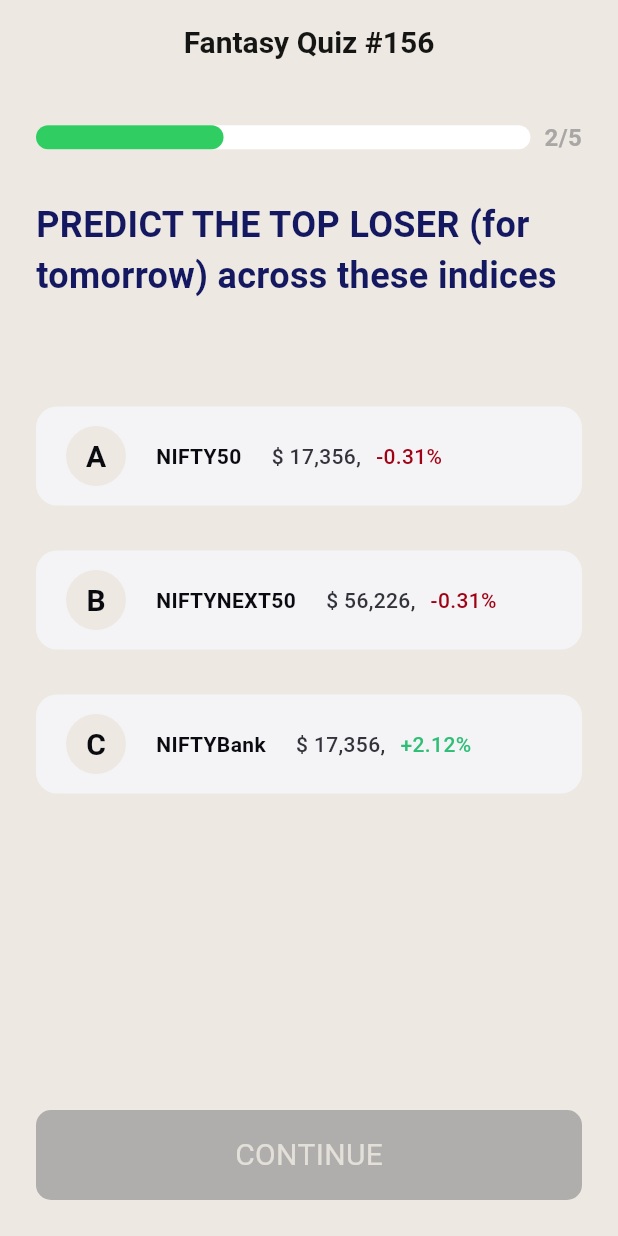
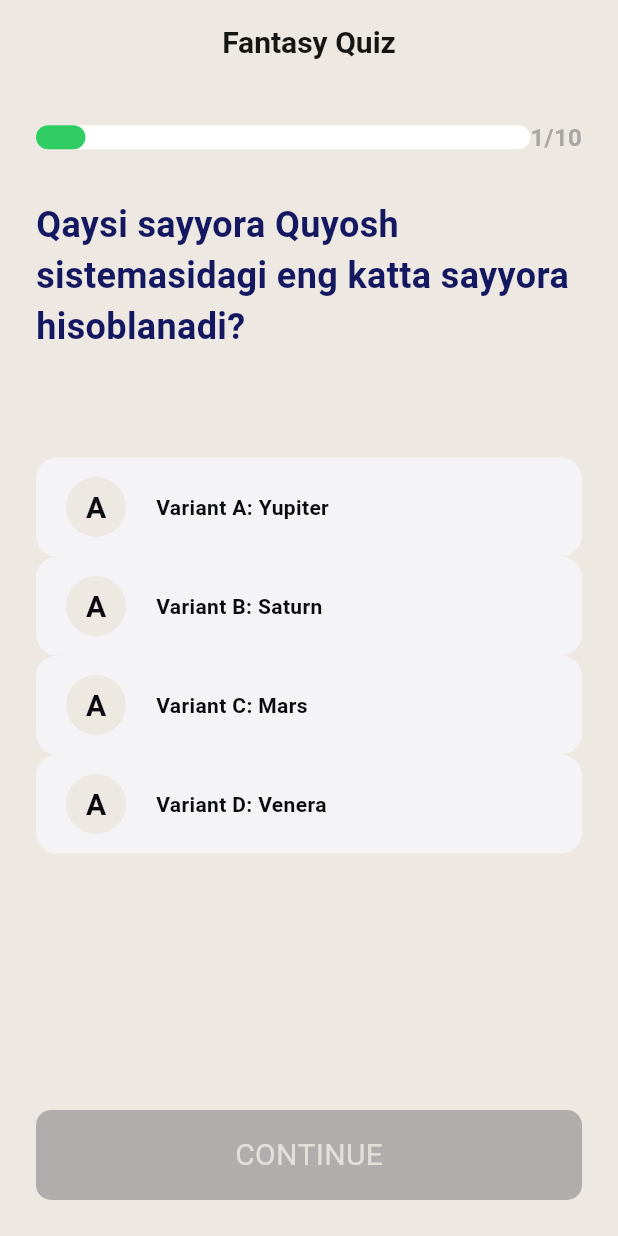
Before and after one commit to AbdurahmonAbdurasul/fantasy_quiz, a Flutter app: the screen it shows after launch, on a phone screen of 412 x 824 dp. Run offline on Flutter 3.47's test engine with Material 3 defaults, Android fonts, the light colour scheme and no system bars.

Commit message:
added new features

```diff
--- /dev/null
+++ b/lib/data/source/question_sources.dart
@@ -0,0 +1,98 @@
+abstract class QuestionSources {
+  static List<Map<String, dynamic>> data = [
+    {
+      "question":
+      "Qaysi sayyora Quyosh sistemasidagi eng katta sayyora hisoblanadi?",
+      "answers": [
+        "Variant A: Yupiter",
+        "Variant B: Saturn",
+        "Variant C: Mars",
+        "Variant D: Venera"
+      ]
+    },
+    {
+      "question": "Dunyodagi eng uzun daryo qaysi?",
+      "answers": [
+        "Variant A: Nil",
+        "Variant B: Amazonka",
+        "Variant C: Missisipi",
+        "Variant D: Dunay"
+      ]
+    },
+    {
+      "question": "Inson tanasidagi eng katta organ qaysi?",
+      "answers": [
+        "Variant A: Jigar",
+        "Variant B: Teri",
+        "Variant C: Yurak",
+        "Variant D: Miya"
+      ]
+    },
+    {
+      "question":
+      "Qaysi metall elektr o'tkazuvchanligi bo‘yicha eng yuqori ko‘rsatkichga ega?",
+      "answers": [
+        "Variant A: Kumush",
+        "Variant B: Oltin",
+        "Variant C: Alyuminiy",
+        "Variant D: Mis"
+      ]
+    },
+    {
+      "question": "Dunyodagi eng chuqur ko'l qaysi?",
+      "answers": [
+        "Variant A: Baykal",
+        "Variant B: Kaspiy",
+        "Variant C: Michigan",
+        "Variant D: Tanganika"
+      ]
+    },
+    {
+      "question": "Eng katta sutemizuvchi hayvon qaysi?",
+      "answers": [
+        "Variant A: Ko‘k kit",
+        "Variant B: Fil",
+        "Variant C: Kashalot",
+        "Variant D: Begemot"
+      ]
+    },
+    {
+      "question": "Eng tez yuguradigan hayvon qaysi?",
+      "answers": [
+        "Variant A: Gepard",
+        "Variant B: Arslon",
+        "Variant C: Tulpor",
+        "Variant D: Bo‘ri"
+      ]
+    },
+    {
+      "question": "Dunyodagi eng katta cho'l qaysi?",
+      "answers": [
+        "Variant A: Antarktida",
+        "Variant B: Sahara",
+        "Variant C: Gobi",
+        "Variant D: Kalahari"
+      ]
+    },
+    {
+      "question": "Qaysi shahar eng ko‘p aholiga ega?",
+      "answers": [
+        "Variant A: Tokio",
+        "Variant B: Nyu-York",
+        "Variant C: Shanxay",
+        "Variant D: Dehli"
+      ]
+    },
+    {
+      "question":
+      "Qaysi element Mendeleyev jadvalining birinchi elementi hisoblanadi?",
+      "answers": [
+        "Variant A: Vodorod",
+        "Variant B: Kislorod",
+        "Variant C: Uglerod",
+        "Variant D: Azot"
+      ]
+    }
+  ];
+  static List<int> correctAnswers = [0, 0, 1, 0, 0, 0, 0, 0, 0, 0];
+}
--- a/lib/pages/quiz_page.dart
+++ b/lib/pages/quiz_page.dart
@@ -1,3 +1,4 @@
+import 'package:fantacy_quiz/data/source/question_sources.dart';
 import 'package:fantacy_quiz/pages/result_page.dart';
 import 'package:fantacy_quiz/widgets/custom_test.dart';
 import 'package:flutter/material.dart';
@@ -10,8 +11,19 @@
 }
 
 class _QuizPageState extends State<QuizPage> {
+  late List<Map<String, dynamic>> data;
+  int currentIndex = 0;
+  List<int> anwers = [];
+
+  @override
+  void initState() {
+    _initData();
+    super.initState();
+  }
+
   @override
   Widget build(BuildContext context) {
+    final overallSize = MediaQuery.of(context).size.width * 0.8;
     return Scaffold(
       backgroundColor: const Color(0xFFEDE8E2),
       appBar: AppBar(
@@ -21,7 +33,7 @@
         automaticallyImplyLeading: false,
         centerTitle: true,
         title: const Text(
-          "Fantasy Quiz #156",
+          "Fantasy Quiz",
           style: TextStyle(
               fontSize: 20,
               fontWeight: FontWeight.bold,
@@ -39,16 +51,17 @@
                   child: Stack(
                     children: [
                       Container(
-                        width: MediaQuery.of(context).size.width * 0.8,
+                        width: overallSize,
                         height: 16,
                         decoration: BoxDecoration(
                           color: const Color(0xFFFFFFFF),
                           borderRadius: BorderRadius.circular(16),
                         ),
                       ),
-                      Container(
-                        width: 125,
+                      AnimatedContainer(
+                        width: overallSize * ((currentIndex + 1) / data.length),
                         height: 16,
+                        duration: const Duration(milliseconds: 500),
                         decoration: BoxDecoration(
                           color: const Color(0xFF30CD63),
                           borderRadius: BorderRadius.circular(16),
@@ -57,9 +70,9 @@
                     ],
                   ),
                 ),
-                const Text(
-                  "2/5",
-                  style: TextStyle(
+                Text(
+                  "${(currentIndex + 1)}/${data.length}",
+                  style: const TextStyle(
                       fontSize: 16,
                       color: Color(0xFFA9A7A5),
                       fontWeight: FontWeight.bold),
@@ -67,40 +80,50 @@
               ],
             ),
             const SizedBox(height: 30),
-            const Text(
-              "PREDICT THE TOP LOSER (for tomorrow) across these indices",
-              style: TextStyle(
+            Text(
+              data[currentIndex]["question"],
+              style: const TextStyle(
                 fontSize: 24,
                 fontWeight: FontWeight.bold,
                 color: Color(0xFF141860),
               ),
             ),
             const SizedBox(height: 70),
-            const CustomTest(
-              testLetter: "A",
-              title: "NIFTY50",
-              price: "\$ 17,356,",
-              percentage: "-0.31%",
-            ),
-            const SizedBox(height: 30),
-            const CustomTest(
-              testLetter: "B",
-              title: "NIFTYNEXT50",
-              price: "\$ 56,226,",
-              percentage: "-0.31%",
-            ),
-            const SizedBox(height: 30),
-            const CustomTest(
-              testLetter: "C",
-              title: "NIFTYBank",
-              price: "\$ 17,356,",
-              percentage: "+2.12%",
-              percentageColor: true,
+            Column(
+              children: data[currentIndex]["answers"]
+                  .map<Widget>(
+                    (element) => CustomTest(
+                      testLetter: "A",
+                      title: element,
+                      onTap: () {
+                        if (anwers.length == currentIndex + 1) {
+                          anwers[currentIndex] =
+                              data[currentIndex]["answers"].indexOf(element);
+                        } else {
+                          final indexElement =
+                              data[currentIndex]["answers"].indexOf(element);
+                          anwers.insert(currentIndex, indexElement);
+                        }
+                        setState(() {});
+                      },
+                    ),
+                  )
+                  .toList(),
             ),
             const Spacer(),
             InkWell(
-              onTap: () => Navigator.of(context).push(
-                  MaterialPageRoute(builder: (context) => const ResultPage())),
+              onTap: () {
+                if (anwers.length == currentIndex + 1) {
+                  if (currentIndex == data.length - 1) {
+                    Navigator.of(context).pushReplacement(MaterialPageRoute(
+                        builder: (context) =>
+                            ResultPage(selectedAnswers: anwers)));
+                    return;
+                  }
+                  currentIndex++;
+                  setState(() {});
+                }
+              },
               borderRadius: BorderRadius.circular(10),
               child: Container(
                 height: 60,
@@ -108,10 +131,16 @@
                 alignment: Alignment.center,
                 decoration: BoxDecoration(
                     borderRadius: BorderRadius.circular(10),
-                    color: const Color(0xFFB0AEAC)),
-                child: const Text(
+                    color: (anwers.length == currentIndex + 1)
+                        ? const Color(0xFF30CD63)
+                        : const Color(0xFFB0AEAC)),
+                child: Text(
                   "CONTINUE",
-                  style: TextStyle(color: Color(0xFFE3DFD9), fontSize: 20),
+                  style: TextStyle(
+                      color: (anwers.length == currentIndex + 1)
+                          ? Colors.white
+                          : const Color(0xFFE3DFD9),
+                      fontSize: 20),
                 ),
               ),
             )
@@ -120,4 +149,8 @@
       ),
     );
   }
+
+  _initData() {
+    data = QuestionSources.data;
+  }
 }
--- a/lib/pages/result_page.dart
+++ b/lib/pages/result_page.dart
@@ -1,9 +1,12 @@
+import 'package:fantacy_quiz/data/source/question_sources.dart';
 import 'package:fantacy_quiz/pages/quiz_page.dart';
 import 'package:fantacy_quiz/widgets/custom_result_container.dart';
 import 'package:flutter/material.dart';
 
 class ResultPage extends StatelessWidget {
-  const ResultPage({super.key});
+  final List<int> selectedAnswers;
+
+  const ResultPage({super.key, required this.selectedAnswers});
 
   @override
   Widget build(BuildContext context) {
@@ -24,16 +27,24 @@
             ),
             const SizedBox(height: 50),
             const Text(
-              "Results of Fantasy Quiz #156",
+              "Results of Fantasy Quiz",
               style: TextStyle(
                   fontSize: 24,
                   fontWeight: FontWeight.bold,
                   color: Color(0xFF24286A)),
             ),
             const SizedBox(height: 30),
-            const CustomResultContainer(icon: Icons.money, title: "SCORE GAINED", number: "120",),
+            CustomResultContainer(
+              icon: Icons.money,
+              title: "SCORE GAINED",
+              number: "${_calculateCorrectAnswers() * 4}",
+            ),
             const SizedBox(height: 4),
-            const CustomResultContainer(icon: Icons.done, title: "CORRECT PREDICTIONS", number: "4",),
+            CustomResultContainer(
+              icon: Icons.done,
+              title: "CORRECT PREDICTIONS",
+              number: "${_calculateCorrectAnswers()}",
+            ),
             const Spacer(),
             InkWell(
               onTap: () => Navigator.of(context).push(
@@ -52,12 +63,20 @@
                 ),
               ),
             )
-
-
-
           ],
         ),
       ),
     );
   }
+
+  int _calculateCorrectAnswers() {
+    int correctAnswers = 0;
+    final data = QuestionSources.correctAnswers;
+    for (int i = 0; i < data.length; i++) {
+      if (data[i] == selectedAnswers[i]) {
+        correctAnswers++;
+      }
+    }
+    return correctAnswers;
+  }
 }
--- a/lib/widgets/custom_test.dart
+++ b/lib/widgets/custom_test.dart
@@ -4,24 +4,21 @@
 class CustomTest extends StatelessWidget {
   final String testLetter;
   final String title;
-  final String price;
-  final String percentage;
   final bool percentageColor;
+  final Function() onTap;
 
   const CustomTest({
     super.key,
     required this.testLetter,
     required this.title,
-    required this.price,
-    required this.percentage,
     this.percentageColor = false,
+    required this.onTap,
   });
 
   @override
   Widget build(BuildContext context) {
     return InkWell(
-      onTap: () => Navigator.of(context).push(
-          MaterialPageRoute(builder: (context) => const ResultPage())),
+      onTap: () => onTap(),
       borderRadius: BorderRadius.circular(14),
       child: Container(
         padding: const EdgeInsets.only(left: 20),
@@ -51,22 +48,6 @@
                 fontWeight: FontWeight.bold,
               ),
             ),
-            const SizedBox(width: 20),
-            Text(
-              price,
-              style: const TextStyle(
-                color: Color(0xFF33343B),
-                fontWeight: FontWeight.w500,
-              ),
-            ),
-            const SizedBox(width: 10),
-            Text(
-              percentage,
-              style: TextStyle(
-                color: percentageColor ?const Color(0xFF2EBF77) : const Color(0xFFA00215),
-                fontWeight: FontWeight.w500,
-              ),
-            ),
           ],
         ),
       ),
```
